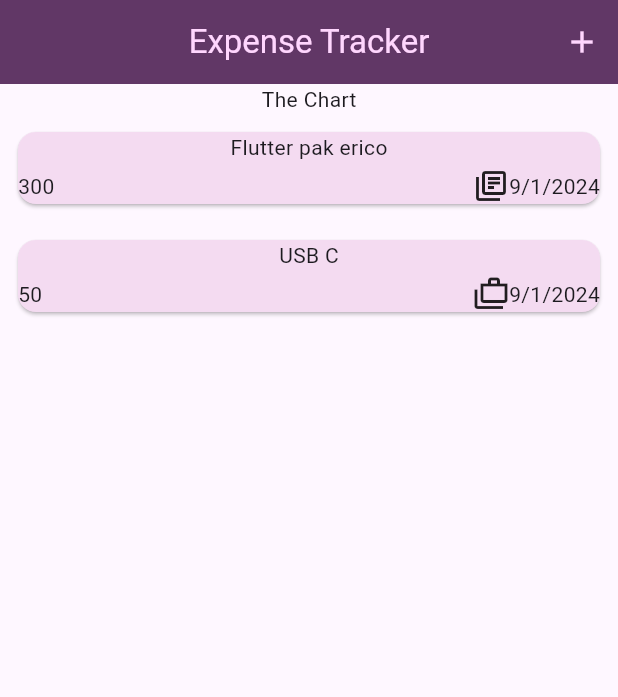
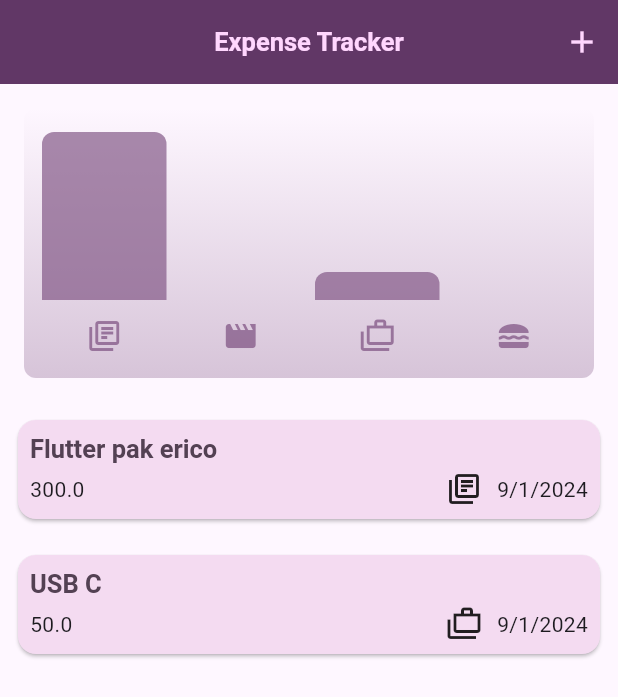
Before and after one commit to IbnuTopanAdib/expense_tracker, a Flutter app: the screen it shows after launch, on a phone screen of 412 x 824 dp. Shown: the top 697 px of the screen. Run offline on Flutter 3.47's test engine with Material 3 defaults, Android fonts, the phone set to English and light mode, and no system bars.

Commit message:
add chart functionality

```diff
--- a/lib/expenses.dart
+++ b/lib/expenses.dart
@@ -1,6 +1,7 @@
+import 'package:expense_tracker/widgets/chart.dart';
 import 'package:expense_tracker/widgets/expense_item.dart';
 import 'package:expense_tracker/model/expense.dart';
-import 'package:expense_tracker/widgets/expense_list.dart';
+
 import 'package:expense_tracker/widgets/new_expense.dart';
 import 'package:flutter/material.dart';
 
@@ -26,13 +27,13 @@ class _ExpensesState extends State<Expenses> {
   List<Expense> expenses = [
     Expense(
       title: 'Flutter pak erico',
-      amount: '300',
+      amount: 300,
       date: DateTime.now(),
       category: Category.belajar,
     ),
     Expense(
       title: 'USB C',
-      amount: '50',
+      amount: 50,
       date: DateTime.now(),
       category: Category.kerja,
     )
@@ -50,8 +51,8 @@ class _ExpensesState extends State<Expenses> {
     ScaffoldMessenger.of(context).clearSnackBars();
     ScaffoldMessenger.of(context).showSnackBar(
       SnackBar(
-        content: Text('Kamu menghapus data expense'),
-        duration: Duration(seconds: 3),
+        content: const Text('Kamu menghapus data expense'),
+        duration: const Duration(seconds: 3),
         action: SnackBarAction(
           label: 'Undo',
           onPressed: () {
@@ -81,12 +82,16 @@ class _ExpensesState extends State<Expenses> {
       body: SafeArea(
         child: Column(
           children: [
-            Text('The Chart'),
+            Chart(expenses: expenses),
             Expanded(
               child: ListView.builder(
                 itemCount: expenses.length,
                 itemBuilder: (context, index) {
                   return Dismissible(
+                    background: Container(
+                      color: Theme.of(context).colorScheme.errorContainer,
+                      margin: Theme.of(context).cardTheme.margin,
+                    ),
                     onDismissed: (direction) {
                       removeExpense(expenses[index]);
                     },
--- a/lib/main.dart
+++ b/lib/main.dart
@@ -11,10 +11,21 @@ class MyApp extends StatelessWidget {
   @override
   Widget build(BuildContext context) {
     var kColorScheme = ColorScheme.fromSeed(seedColor: Colors.purple);
+    var kDarkColorScheme = ColorScheme.fromSeed(
+      seedColor: Colors.deepPurple,
+      brightness: Brightness.dark,
+    );
 
     return MaterialApp(
       debugShowCheckedModeBanner: false,
       title: 'Expense Tracker',
+      darkTheme: ThemeData.dark().copyWith(
+        colorScheme: kDarkColorScheme,
+        cardTheme: CardTheme().copyWith(
+          color: kDarkColorScheme.secondaryContainer,
+          margin: const EdgeInsets.all(12.0),
+        ),
+      ),
       theme: ThemeData().copyWith(
         colorScheme: kColorScheme,
         appBarTheme: AppBarTheme().copyWith(
@@ -23,7 +34,17 @@ class MyApp extends StatelessWidget {
         ),
         cardTheme: CardTheme().copyWith(
           color: kColorScheme.secondaryContainer,
-              margin: const EdgeInsets.all(12.0))),
+          margin: const EdgeInsets.all(12.0),
+        ),
+        textTheme: ThemeData().textTheme.copyWith(
+              titleLarge: TextStyle(
+                fontWeight: FontWeight.bold,
+                color: kColorScheme.onSecondaryContainer,
+                fontSize: 17,
+              ),
+            ),
+      ),
+      themeMode: ThemeMode.light,
       home: const Expenses(),
     );
   }
--- a/lib/model/expense.dart
+++ b/lib/model/expense.dart
@@ -1,6 +1,7 @@
+// ignore_for_file: public_member_api_docs, sort_constructors_first
 import 'package:flutter/material.dart';
+import 'package:intl/intl.dart';
 import 'package:uuid/uuid.dart';
-import 'package:intl/intl.dart';
 
 const uuid = Uuid();
 
@@ -18,7 +19,7 @@ const categoryIcons = {
 class Expense {
   final String id;
   final String title;
-  final String amount;
+  final double amount;
   final DateTime date;
   final Category category;
 
@@ -33,3 +34,29 @@ class Expense {
     return formatter.format(date);
   }
 }
+
+class ExpenseBucket {
+  Category category;
+  List<Expense> expenses;
+  ExpenseBucket({
+    required this.category,
+    required this.expenses,
+  });
+
+  ExpenseBucket.forCategory(List<Expense> allExpenses, this.category)
+      : expenses = allExpenses
+            .where(
+              (expense) => expense.category == category,
+            )
+            .toList();
+
+  double get totalAmount {
+    double sum = 0;
+
+    for (final element in expenses) {
+      sum += element.amount;
+    }
+
+    return sum;
+  }
+}
--- /dev/null
+++ b/lib/widgets/chart.dart
@@ -0,0 +1,94 @@
+import 'package:expense_tracker/model/expense.dart';
+import 'package:expense_tracker/widgets/chart_bar.dart';
+import 'package:flutter/material.dart';
+
+class Chart extends StatelessWidget {
+  const Chart({super.key, required this.expenses});
+
+  final List<Expense> expenses;
+
+  List<ExpenseBucket> get buckets {
+    return [
+      ExpenseBucket.forCategory(expenses, Category.belajar),
+      ExpenseBucket.forCategory(expenses, Category.hiburan),
+      ExpenseBucket.forCategory(expenses, Category.kerja),
+      ExpenseBucket.forCategory(expenses, Category.makanan),
+    ];
+  }
+
+  double get maxTotalExpense {
+    double maxTotalAmount = 0;
+
+    for (final bucket in buckets) {
+      if (bucket.totalAmount > maxTotalAmount) {
+        maxTotalAmount = bucket.totalAmount;
+      }
+    }
+
+    return maxTotalAmount;
+  }
+
+  @override
+  Widget build(BuildContext context) {
+    final isDarkMode =
+        MediaQuery.of(context).platformBrightness == Brightness.dark;
+    return Container(
+      margin: const EdgeInsets.all(16),
+      padding: const EdgeInsets.symmetric(
+        vertical: 16,
+        horizontal: 8,
+      ),
+      width: double.infinity,
+      height: 180,
+      decoration: BoxDecoration(
+        borderRadius: BorderRadius.circular(8),
+        gradient: LinearGradient(
+          colors: [
+            Theme.of(context).colorScheme.primary.withOpacity(0.3),
+            Theme.of(context).colorScheme.primary.withOpacity(0.0)
+          ],
+          begin: Alignment.bottomCenter,
+          end: Alignment.topCenter,
+        ),
+      ),
+      child: Column(
+        children: [
+          Expanded(
+            child: Row(
+              crossAxisAlignment: CrossAxisAlignment.end,
+              children: [
+                for (final bucket in buckets) // alternative to map()
+                  ChartBar(
+                    fill: bucket.totalAmount == 0
+                        ? 0
+                        : bucket.totalAmount / maxTotalExpense,
+                  )
+              ],
+            ),
+          ),
+          const SizedBox(height: 12),
+          Row(
+            children: buckets
+                .map(
+                  (bucket) => Expanded(
+                    child: Padding(
+                      padding: const EdgeInsets.symmetric(horizontal: 4),
+                      child: Icon(
+                        categoryIcons[bucket.category],
+                        color: isDarkMode
+                            ? Theme.of(context).colorScheme.secondary
+                            : Theme.of(context)
+                                .colorScheme
+                                .primary
+                                .withOpacity(0.7),
+                      ),
+                    ),
+                  ),
+                )
+                .toList(),
+          )
+        ],
+      ),
+    );
+  }
+}
--- /dev/null
+++ b/lib/widgets/chart_bar.dart
@@ -0,0 +1,34 @@
+import 'package:flutter/material.dart';
+
+class ChartBar extends StatelessWidget {
+  const ChartBar({
+    super.key,
+    required this.fill,
+  });
+
+  final double fill;
+
+  @override
+  Widget build(BuildContext context) {
+    final isDarkMode =
+        MediaQuery.of(context).platformBrightness == Brightness.dark;
+    return Expanded(
+      child: Padding(
+        padding: const EdgeInsets.symmetric(horizontal: 4),
+        child: FractionallySizedBox(
+          heightFactor: fill,
+          child: DecoratedBox(
+            decoration: BoxDecoration(
+              shape: BoxShape.rectangle,
+              borderRadius:
+                  const BorderRadius.vertical(top: Radius.circular(8)),
+              color: isDarkMode
+                  ? Theme.of(context).colorScheme.secondary
+                  : Theme.of(context).colorScheme.primary.withOpacity(0.65),
+            ),
+          ),
+        ),
+      ),
+    );
+  }
+}
--- a/lib/widgets/expense_item.dart
+++ b/lib/widgets/expense_item.dart
@@ -8,25 +8,35 @@ class ExpenseItem extends StatelessWidget {
   @override
   Widget build(BuildContext context) {
     return Card(
+        child: Padding(
+      padding: const EdgeInsets.all(8.0),
       child: Column(
+        crossAxisAlignment: CrossAxisAlignment.start,
         children: [
-        Text(expense.title),
+          Text(
+            expense.title,
+            style: Theme.of(context).textTheme.titleLarge,
+          ),
           const SizedBox(
             height: 4,
           ),
           Row(
             children: [
-            Text(expense.amount),
+              Text(expense.amount.toString()),
               const Spacer(),
               Row(
                 children: [
                   Icon(categoryIcons[expense.category]),
+                  const SizedBox(
+                    width: 10,
+                  ),
                   Text(expense.formatDate),
                 ],
               )
             ],
           )
         ],
+      ),
     ));
   }
 }
--- a/lib/widgets/expense_list.dart
+++ /dev/null
@@ -1 +0,0 @@
-import 'package:expense_tracker/model/expense.dart';
--- a/lib/widgets/new_expense.dart
+++ b/lib/widgets/new_expense.dart
@@ -1,7 +1,7 @@
 import 'package:expense_tracker/model/expense.dart';
-import 'package:expense_tracker/widgets/expense_list.dart';
+
 import 'package:flutter/material.dart';
-import 'package:flutter/widgets.dart';
+
 import 'package:intl/intl.dart';
 
 class NewExpense extends StatefulWidget {
@@ -49,7 +49,7 @@ class _NewExpenseState extends State<NewExpense> {
 
     widget.addNewExpense(Expense(
         title: _titleController.text,
-        amount: _amountController.text,
+        amount: enteredAmount,
         date: _selectedDate!,
         category: _selectedCategory));
     Navigator.pop(context);
```
Lines whose indentation alone changed are shown as unchanged.
